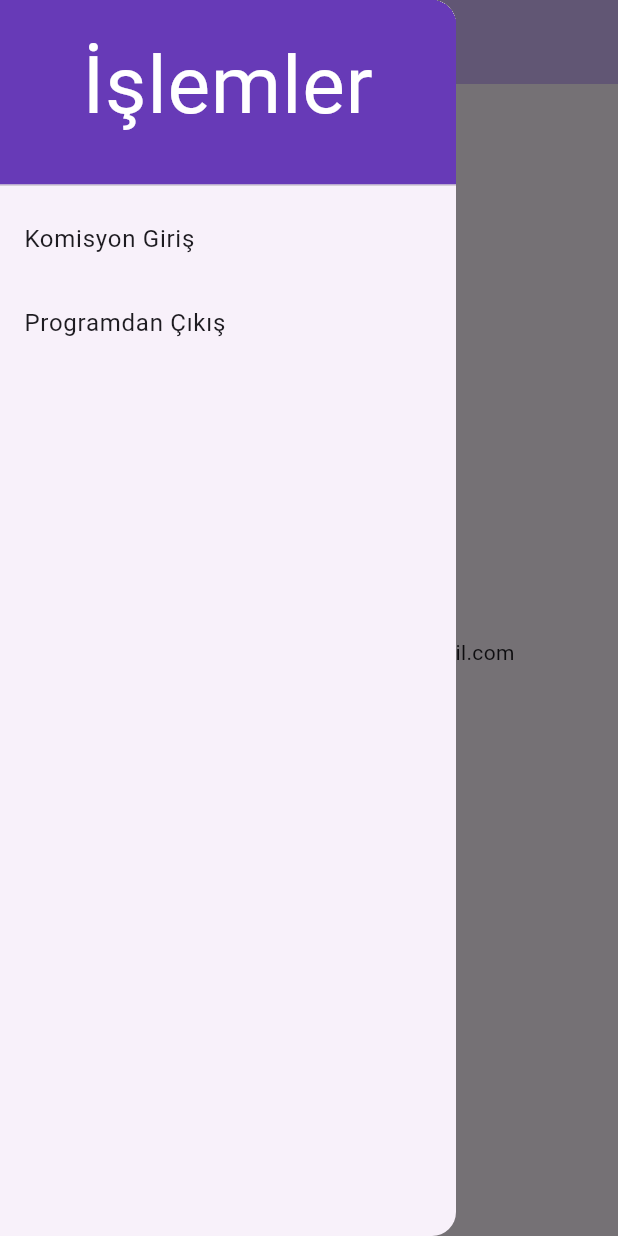
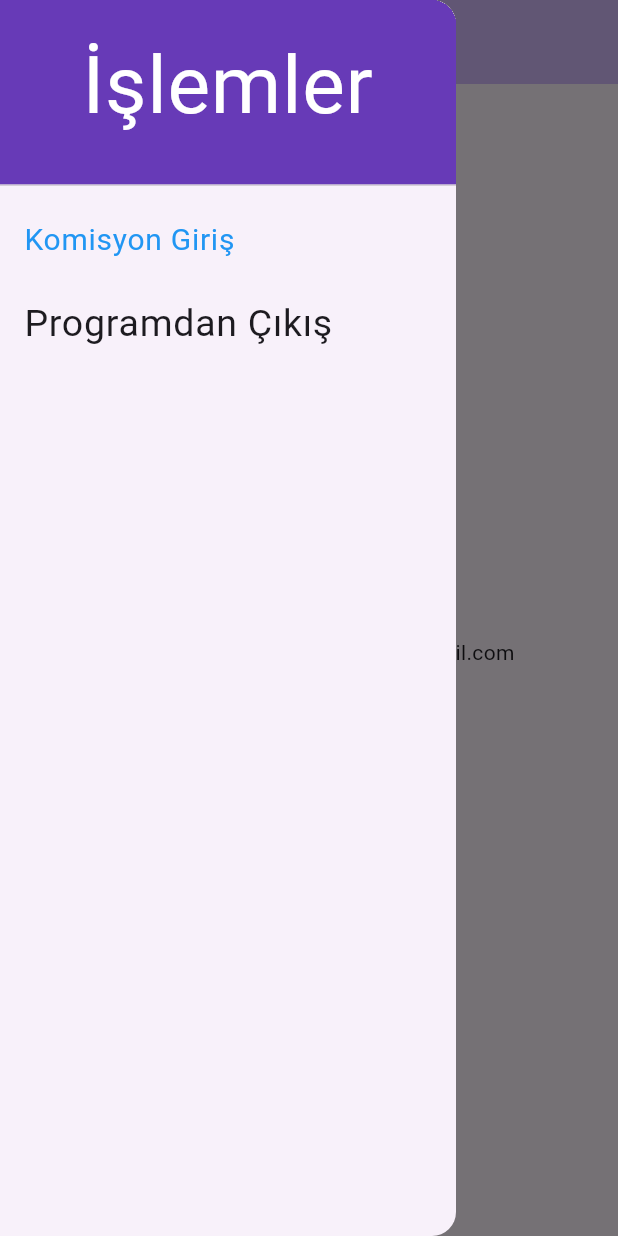
Before and after one commit to ozcakirh/miniborsacep, a Flutter app: the screen it shows after launch, with the side drawer open, on a phone screen of 412 x 824 dp. Run offline on Flutter 3.47's test engine with Material 3 defaults, Android fonts, the phone set to English and light mode, and no system bars; our stand-ins replace sizer.

```diff
--- a/lib/main.dart
+++ b/lib/main.dart
@@ -46,6 +46,39 @@ class _MyHomePageState extends State<MyHomePage> {
         ),
         drawer: Sizer(
           builder: (context, orientation, deviceType) {
+            return const AnaMenuCanli();
+          },
+        ), // Menü
+        extendBody: true,
+
+        body: const Center(
+          child: Column(
+            mainAxisAlignment: MainAxisAlignment.center,
+            children: <Widget>[
+              Text("Hüseyin ÖZÇAKIR - ozcakirh@hotmail.com"),
+              SizedBox(
+                height: 10,
+              ),
+            ],
+          ),
+        ),
+        // floatingActionButton: FloatingActionButton(
+        //   onPressed: _incrementCounter,
+        //   tooltip: 'Increment',
+        //   child: const Icon(Icons.add),
+        // ),
+        // This trailing comma makes auto-formatting nicer for build methods.
+      ),
+    );
+  }
+}
+
+class AnaMenu extends StatelessWidget {
+  const AnaMenu({super.key});
+
+  @override
+  Widget build(BuildContext context) {
+    //return const Placeholder();
     return Drawer(
       child: ListView(
         padding: EdgeInsets.zero,
@@ -73,14 +106,27 @@ class _MyHomePageState extends State<MyHomePage> {
             ),
           ),
           ListTile(
-                    title: const Text('Komisyon Giriş'),
+            hoverColor: Colors.amber,
+            focusColor: Colors.red,
+            textColor: Colors.blue,
+            selectedColor: Colors.red,
+            mouseCursor: MouseCursor.defer,
+            autofocus: true,
+            title: const Text(
+              'Komisyon Giriş',
+              style: TextStyle(fontSize: 20),
+            ),
+            //subtitle: const Text('sub Komisyon Giriş'),
             onTap: () {
               // Update the state of the app.
               // ...
             },
           ),
           ListTile(
-                    title: const Text('Programdan Çıkış'),
+            title: const Text(
+              'Programdan Çıkış',
+              style: TextStyle(fontSize: 25),
+            ),
             onTap: () {
               exit(0);
             },
@@ -88,27 +134,73 @@ class _MyHomePageState extends State<MyHomePage> {
         ],
       ),
     );
+  }
+}
+
+class AnaMenuCanli extends StatefulWidget {
+  const AnaMenuCanli({super.key});
+
+  @override
+  State<AnaMenuCanli> createState() => _AnaMenuCanliState();
+}
+
+class _AnaMenuCanliState extends State<AnaMenuCanli> {
+  @override
+  Widget build(BuildContext context) {
+    //return const Placeholder();
+    return Drawer(
+      child: ListView(
+        padding: EdgeInsets.zero,
+        children: [
+          SizedBox(
+            width: 10.w,
+            height: 16.h,
+            child: DrawerHeader(
+              //             EdgeInsetsGeometry? margin = const EdgeInsets.only(bottom: 8.0),
+              // EdgeInsetsGeometry padding = const EdgeInsets.fromLTRB(16.0, 16.0, 16.0, 8.0),
+              // Duration duration = const Duration(milliseconds: 250),
+              margin: const EdgeInsets.only(bottom: 8.0),
+              //padding: const EdgeInsets.fromLTRB(16.0, 16.0, 16.0, 8.0),
+              //padding: const EdgeInsets.fromLTRB(8.0, 8.0, 8.0, 20.0),
+              duration: const Duration(milliseconds: 250),
+              decoration: const BoxDecoration(
+                color: Colors.deepPurple, // Colors.blue,
+                shape: BoxShape.rectangle,
+              ),
+              child: Text(
+                'İşlemler',
+                textAlign: TextAlign.center,
+                style: TextStyle(fontSize: 30.sp, color: Colors.white),
+              ),
+            ),
+          ),
+          ListTile(
+            hoverColor: Colors.amber,
+            focusColor: Colors.red,
+            textColor: Colors.blue,
+            selectedColor: Colors.red,
+            mouseCursor: MouseCursor.defer,
+            autofocus: true,
+            title: const Text(
+              'Komisyon Giriş',
+              style: TextStyle(fontSize: 20),
+            ),
+            //subtitle: const Text('sub Komisyon Giriş'),
+            onTap: () {
+              // Update the state of the app.
+              // ...
             },
-        ), // Menü
-        extendBody: true,
-
-        body: const Center(
-          child: Column(
-            mainAxisAlignment: MainAxisAlignment.center,
-            children: <Widget>[
-              Text("Hüseyin ÖZÇAKIR - ozcakirh@hotmail.com"),
-              SizedBox(
-                height: 10,
+          ),
+          ListTile(
+            title: const Text(
+              'Programdan Çıkış',
+              style: TextStyle(fontSize: 25),
+            ),
+            onTap: () {
+              exit(0);
+            },
           ),
         ],
-          ),
-        ),
-        // floatingActionButton: FloatingActionButton(
-        //   onPressed: _incrementCounter,
-        //   tooltip: 'Increment',
-        //   child: const Icon(Icons.add),
-        // ),
-        // This trailing comma makes auto-formatting nicer for build methods.
       ),
     );
   }
```
Lines whose indentation alone changed are shown as unchanged.
